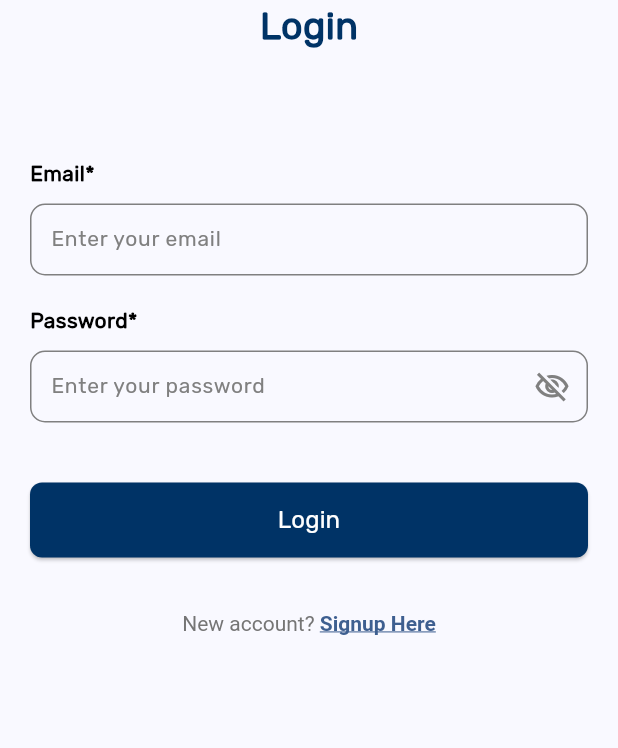
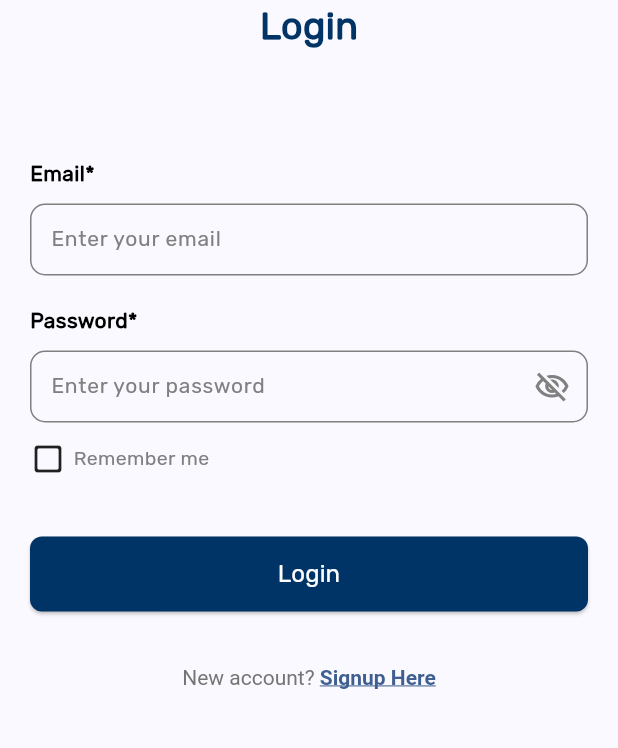
Before and after one commit to mitul-masterly/flutter-project-strcture, a Flutter app: the screen it shows after launch, on a phone screen of 412 x 824 dp, the part 341-1089 px from its top. Run offline on Flutter 3.47's test engine with Material 3 defaults, Android fonts, the phone set to English and light mode, and no system bars; our stand-ins replace cached_network_image, connectivity_plus, device_info_plus, dio, firebase_core, firebase_crashlytics and 11 more; accounts and stored records are empty; generated files the repository leaves out were written again.

Commit message:
added is remember me in login screen

```diff
--- a/lib/bloc/auth/login/login_event.dart
+++ b/lib/bloc/auth/login/login_event.dart
@@ -3,4 +3,7 @@ part of 'login_bloc.dart';
 @freezed
 class LoginEvent with _$LoginEvent {
   const factory LoginEvent.onButtonClickEvent() = OnButtonClickEvent;
+
+  const factory LoginEvent.onChangeRememberMe(
+      {required final bool isRememberMe}) = OnChangeRememberMe;
 }
--- a/lib/bloc/auth/login/login_state.dart
+++ b/lib/bloc/auth/login/login_state.dart
@@ -8,16 +8,19 @@ abstract class LoginState with _$LoginState {
       required final TextEditingController passwordController,
       required final String? errorMessage,
       required final bool isSuccess,
+      required final bool isRememberMe,
       required final UserDataModel? user}) = _LoginState;
 
   factory LoginState.initial() {
     return LoginState(
-      isLoading: false,
-      emailController: TextEditingController(),
-      passwordController: TextEditingController(),
-      errorMessage: null,
-      isSuccess: false,
-      user: null,
-    );
+        isLoading: false,
+        emailController: TextEditingController(
+            text: sharedPreferenceHelper.getRememberEmail),
+        passwordController: TextEditingController(
+            text: sharedPreferenceHelper.getSavedPassword),
+        errorMessage: null,
+        isSuccess: false,
+        user: null,
+        isRememberMe: sharedPreferenceHelper.isRememberMe ?? false);
   }
 }
--- a/lib/components/common_text_field_widget.dart
+++ b/lib/components/common_text_field_widget.dart
@@ -69,7 +69,7 @@ class AppTextField extends StatelessWidget with Validator {
                   return null;
                 },
                 onTap: () {
-                  Scrollable.ensureVisible(buildContext);
+                  // Scrollable.ensureVisible(buildContext);
                 },
                 onTapOutside: (final PointerDownEvent v) {
                   FocusScope.of(buildContext).unfocus();
--- a/lib/translations/app_translations.dart
+++ b/lib/translations/app_translations.dart
@@ -1,11 +1,11 @@
 import 'package:flutter/material.dart';
-import 'package:flutter_project_structure/translations/ar/ar_in_translations.dart';
+import 'package:flutter_project_structure/translations/ar_IN/ar_in_translations.dart';
 import 'package:flutter_project_structure/translations/en_US/en_us_translations.dart';
 import 'package:flutter_project_structure/utils/app_enums.dart';
 
 Map<String, Map<String, String>> translations = <String, Map<String, String>>{
   SupportedLangCode.english.langCode: enUs,
-  SupportedLangCode.arabic.langCode: ar,
+  SupportedLangCode.arabic.langCode: arIN,
 };
 
 class AppTranslation {
--- a/lib/translations/ar/ar_in_translations.dart
+++ b/lib/translations/ar_IN/ar_in_translations.dart
@@ -1,4 +1,4 @@
-final Map<String, String> ar = <String, String>{
+final Map<String, String> arIN = <String, String>{
   'No Internet Connection':
       'لا يوجد اتصال بالإنترنت. يُرجى التحقق من اتصالك بالإنترنت.',
   'Login': 'تسجيل الدخول',
@@ -36,4 +36,5 @@ final Map<String, String> ar = <String, String>{
       'هل أنت متأكد أنك تريد تسجيل الخروج من هذا الحساب؟',
   'Yes, Logout': 'نعم، تسجيل الخروج',
   'Cancel': 'يلغي',
+  'Remember me': 'تذكرنى',
 };
--- a/lib/translations/en_US/en_us_translations.dart
+++ b/lib/translations/en_US/en_us_translations.dart
@@ -36,4 +36,5 @@ final Map<String, String> enUs = <String, String>{
       'Are you sure you want to Logout this\naccount?',
   'Yes, Logout': 'Yes, Logout',
   'Cancel': 'Cancel',
+  'Remember me': 'Remember me',
 };
--- a/lib/utils/app_enums.dart
+++ b/lib/utils/app_enums.dart
@@ -25,7 +25,7 @@ enum AppMessages {
 
 enum SupportedLangCode {
   english('en', 'US'),
-  arabic('ar', 'AE');
+  arabic('ar', 'IN');
 
   const SupportedLangCode(this.langCode, this.countryCode);
 
--- a/lib/views/auth/login/login_page.dart
+++ b/lib/views/auth/login/login_page.dart
@@ -59,7 +59,8 @@ class LoginScreen extends StatelessWidget {
                         type: AppButtonType.primary,
                       ),
                       20.height,
-                      LoginFooterWidget()
+                      LoginFooterWidget(),
+                      30.height
                     ],
                   ),
                 ),
--- a/lib/views/auth/login/widgets/login_form_widget.dart
+++ b/lib/views/auth/login/widgets/login_form_widget.dart
@@ -3,6 +3,8 @@ import 'package:flutter_bloc/flutter_bloc.dart';
 import 'package:flutter_project_structure/bloc/auth/login/login_bloc.dart';
 import 'package:flutter_project_structure/components/common_text_field_widget.dart';
 import 'package:flutter_project_structure/helper/extension/localization_extension.dart';
+import 'package:flutter_project_structure/theme/app_colors.dart';
+import 'package:flutter_project_structure/theme/font_styles.dart';
 import 'package:flutter_project_structure/utils/app_enums.dart';
 import 'package:flutter_project_structure/utils/app_strings.dart';
 import 'package:flutter_project_structure/utils/utils.dart';
@@ -31,6 +33,28 @@ class LoginFormWidget extends StatelessWidget {
             textEditingController: state.passwordController,
             strHeaderTitle: '${AppStrings.password.tr(buildContext)}*',
           ),
+          12.height,
+          InkWell(
+            splashColor: Colors.transparent,
+            onTap: () {
+              context
+                  .read<LoginBloc>()
+                  .add(OnChangeRememberMe(isRememberMe: !state.isRememberMe));
+            },
+            child: Row(
+              children: [
+                Icon(state.isRememberMe
+                    ? Icons.check_box_rounded
+                    : Icons.check_box_outline_blank_rounded),
+                5.width,
+                Text(
+                  'Remember me'.tr(context),
+                  style: rubikW400.copyWith(
+                      color: AppColors.color808080, fontSize: 13),
+                )
+              ],
+            ),
+          ),
         ],
       );
     });
```
Also changed, not shown: lib/bloc/auth/login/login_bloc.dart (+17 -1 lines), lib/bloc/user/profile_bloc.dart (+8 -6 lines), lib/utils/utils.dart (+4 -6 lines), lib/bloc/auth/login/login_bloc.freezed.dart.
